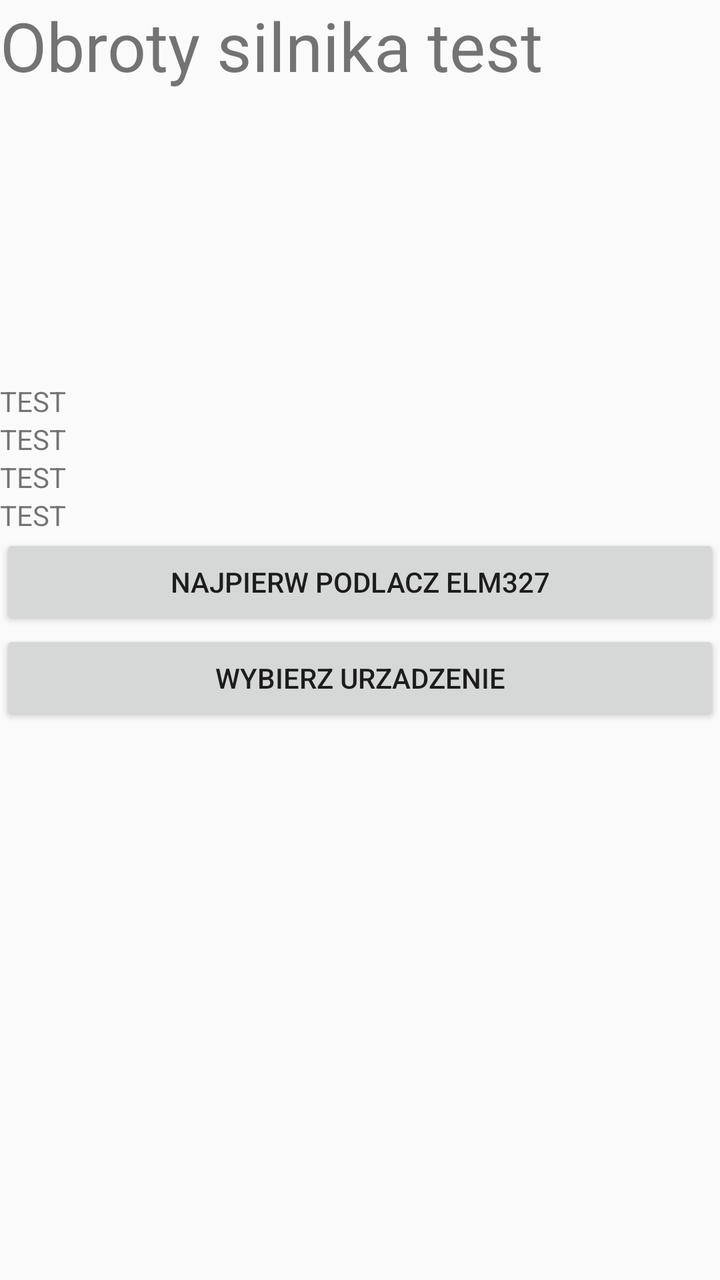
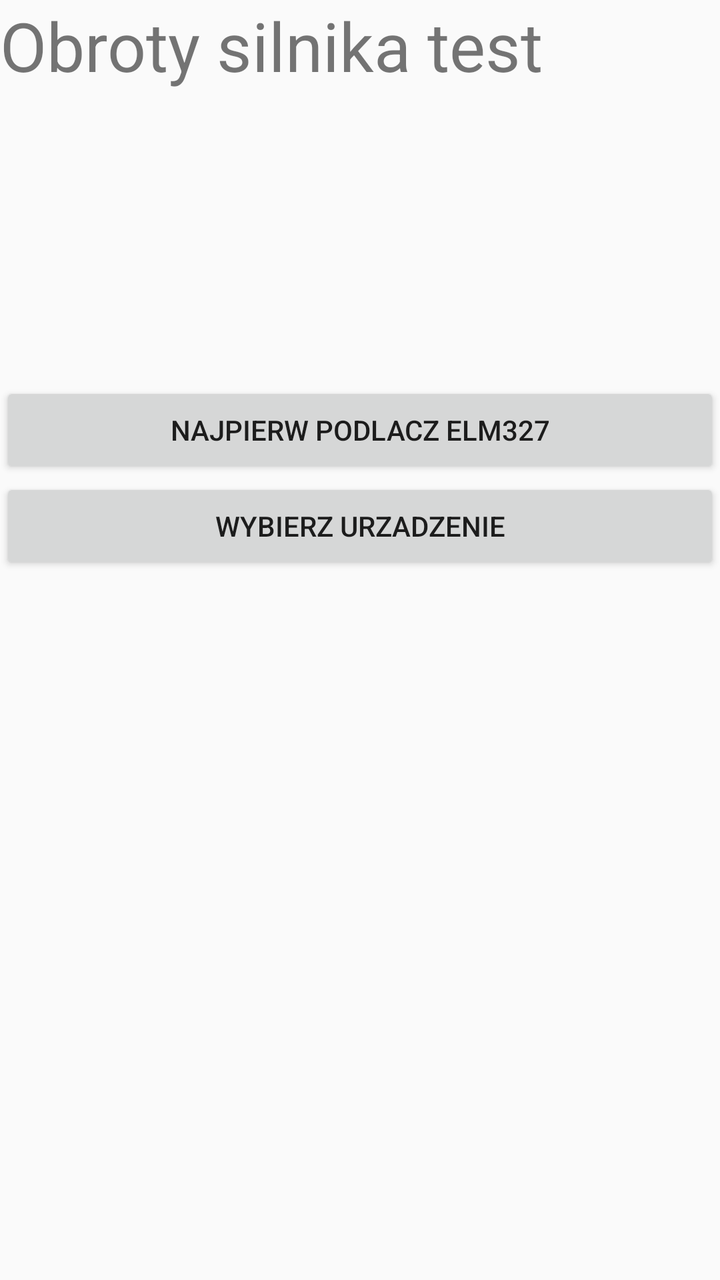

Before-and-after screenshots of an Android layout around one commit, followed by the original layout XML and the change that was made.
<!-- AndroidManifest.xml: activity theme Theme.MobileCarDyno -->
<!-- res/layout/activity_main.xml -->
<?xml version="1.0" encoding="utf-8"?>
<LinearLayout xmlns:android="http://schemas.android.com/apk/res/android"
    android:orientation="vertical"
    android:layout_width="match_parent"
    android:layout_height="match_parent">

    <TextView
        android:id="@+id/textView"
        android:layout_width="match_parent"
        android:layout_height="191dp"
        android:text="Obroty silnika test"
        android:textSize="34sp" />

    <TextView
        android:id="@+id/rpmTextView"
        android:layout_width="wrap_content"
        android:layout_height="wrap_content"
        android:text="TEST" />

    <TextView
        android:id="@+id/speedTextView"
        android:layout_width="wrap_content"
        android:layout_height="wrap_content"
        android:text="TEST" />

    <TextView
        android:id="@+id/throttleTextView"
        android:layout_width="wrap_content"
        android:layout_height="wrap_content"
        android:text="TEST" />

    <TextView
        android:id="@+id/tempTextView"
        android:layout_width="wrap_content"
        android:layout_height="wrap_content"
        android:text="TEST" />

    <Button
        android:id="@+id/button"
        android:layout_width="match_parent"
        android:layout_height="wrap_content"
        android:text="Najpierw podlacz ELM327" />

    <Button
        android:id="@+id/button2"
        android:layout_width="match_parent"
        android:layout_height="wrap_content"
        android:text="Wybierz urzadzenie" />

    <androidx.recyclerview.widget.RecyclerView
        android:id="@+id/recyclerView"
        android:layout_width="match_parent"
        android:layout_height="match_parent" />
</LinearLayout>
<!-- resources referenced by this layout -->
<resources>
  <style name="Theme.MobileCarDyno" parent="android:Theme.Material.Light.NoActionBar" />
</resources>

<!-- the commit's change to res/layout/activity_main.xml (unified diff, before → after) -->
@@ -10,30 +10,6 @@
         android:layout_height="191dp"
         android:text="Obroty silnika test"
         android:textSize="34sp" />
-
-    <TextView
-        android:id="@+id/rpmTextView"
-        android:layout_width="wrap_content"
-        android:layout_height="wrap_content"
-        android:text="TEST" />
-
-    <TextView
-        android:id="@+id/speedTextView"
-        android:layout_width="wrap_content"
-        android:layout_height="wrap_content"
-        android:text="TEST" />
-
-    <TextView
-        android:id="@+id/throttleTextView"
-        android:layout_width="wrap_content"
-        android:layout_height="wrap_content"
-        android:text="TEST" />
-
-    <TextView
-        android:id="@+id/tempTextView"
-        android:layout_width="wrap_content"
-        android:layout_height="wrap_content"
-        android:text="TEST" />
 
     <Button
         android:id="@+id/button"
